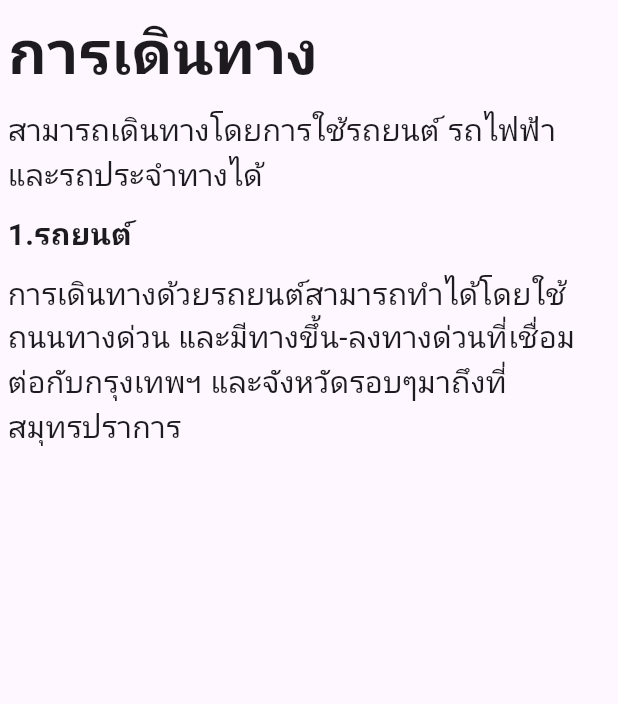
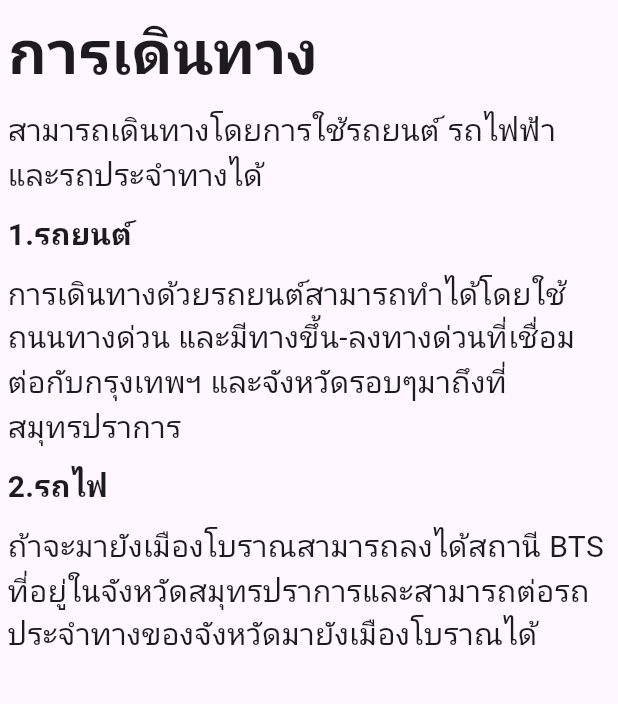
Before and after one commit to ThaphatTT/PracticeFlutter, a Flutter app: the screen it shows after launch, tab 3 chosen, on a phone screen of 412 x 824 dp, the part 195-899 px from its top. Run offline on Flutter 3.47's test engine with Material 3 defaults, Android fonts, the phone set to English and light mode, and no system bars.

Commit message:
create container train and suggestion

```diff
--- a/flutter_suggest_place_1/lib/Suggestion.dart
+++ b/flutter_suggest_place_1/lib/Suggestion.dart
@@ -46,7 +46,25 @@ class SuggestionPlace extends StatelessWidget{
             )
             ),
         ),
-
+        Container(
+          margin: EdgeInsets.all(5),
+          child: Text(
+            '2.รถไฟ',
+            style : TextStyle(
+              fontSize: 20.0,
+              fontWeight: FontWeight.bold,
+            )
+            ),
+        ),
+        Container(
+          margin: EdgeInsets.all(5),
+          child: Text(
+            'ถ้าจะมายังเมืองโบราณสามารถลงได้สถานี BTS ที่อยู่ในจังหวัดสมุทรปราการและสามารถต่อรถประจำทางของจังหวัดมายังเมืองโบราณได้',
+            style : TextStyle(
+              fontSize: 20.0
+            )
+            ),
+        ),
       ],
     );
   }
```
